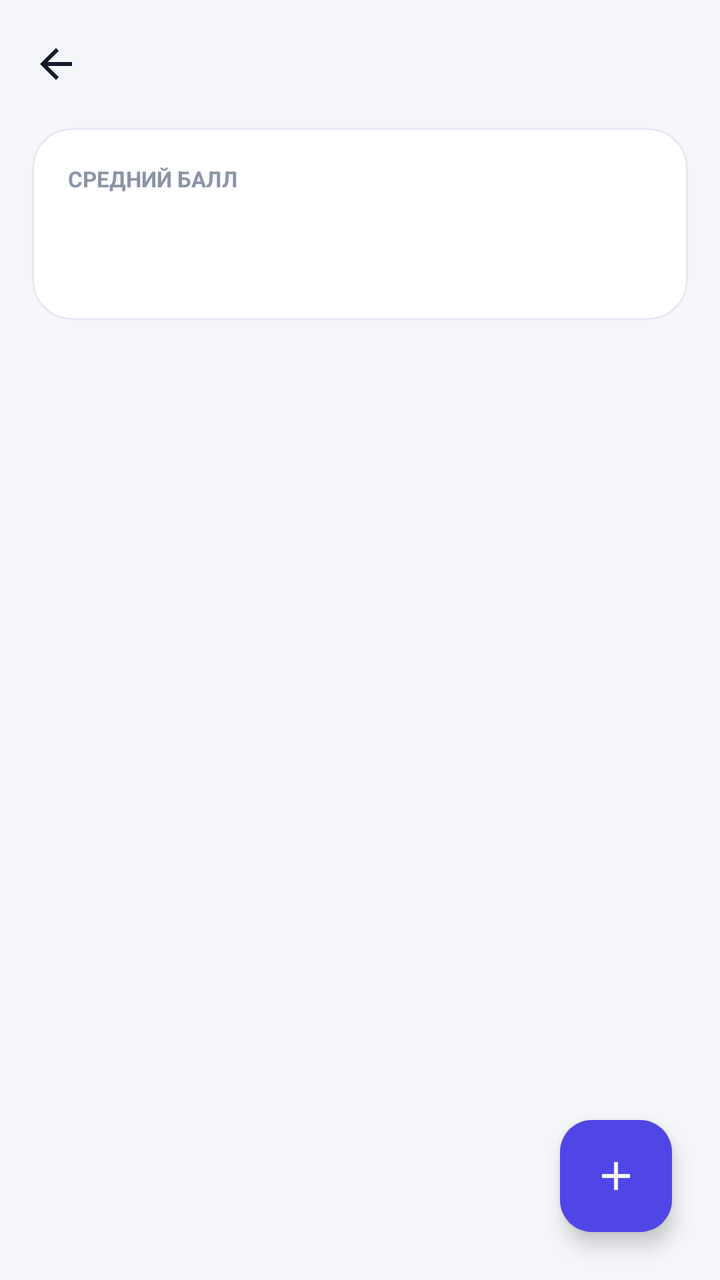
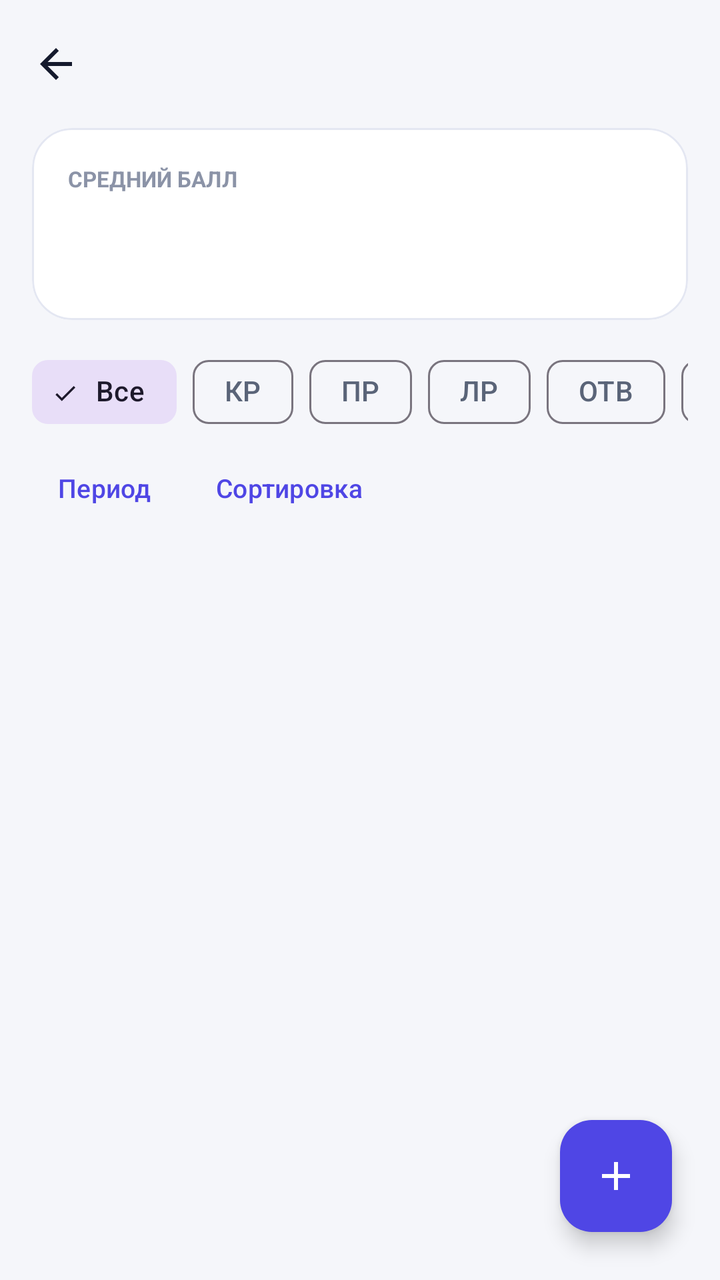

Two renders of the same Android screen: before a commit and after it. Below are the layout's source before the change and the commit's diff.
<!-- AndroidManifest.xml: application theme Theme.StudentGradebook -->
<!-- res/layout/activity_journal.xml -->
<?xml version="1.0" encoding="utf-8"?>
<FrameLayout xmlns:android="http://schemas.android.com/apk/res/android"
    xmlns:app="http://schemas.android.com/apk/res-auto"
    android:layout_width="match_parent"
    android:layout_height="match_parent"
    android:background="@color/surface">

    <LinearLayout
        android:layout_width="match_parent"
        android:layout_height="match_parent"
        android:orientation="vertical">

        <com.google.android.material.appbar.MaterialToolbar
            android:id="@+id/toolbar"
            android:layout_width="match_parent"
            android:layout_height="?attr/actionBarSize"
            android:background="@color/surface"
            app:navigationIcon="@drawable/ic_back"
            app:subtitleTextColor="@color/ink_secondary"
            app:titleTextColor="@color/ink" />

        <com.google.android.material.card.MaterialCardView
            android:id="@+id/summary"
            android:layout_width="match_parent"
            android:layout_height="wrap_content"
            android:layout_marginStart="16dp"
            android:layout_marginEnd="16dp"
            android:layout_marginBottom="12dp"
            app:cardBackgroundColor="@color/surface_card"
            app:cardCornerRadius="20dp"
            app:cardElevation="0dp"
            app:strokeColor="@color/stroke"
            app:strokeWidth="1dp">

            <LinearLayout
                android:layout_width="match_parent"
                android:layout_height="wrap_content"
                android:gravity="center_vertical"
                android:orientation="horizontal"
                android:padding="18dp">

                <LinearLayout
                    android:layout_width="0dp"
                    android:layout_height="wrap_content"
                    android:layout_weight="1"
                    android:orientation="vertical">

                    <TextView
                        android:layout_width="wrap_content"
                        android:layout_height="wrap_content"
                        android:text="@string/average_label"
                        android:textColor="@color/ink_muted"
                        android:textSize="11sp"
                        android:textStyle="bold" />

                    <TextView
                        android:id="@+id/average"
                        android:layout_width="wrap_content"
                        android:layout_height="wrap_content"
                        android:textColor="@color/brand_primary"
                        android:textSize="34sp"
                        android:textStyle="bold" />
                </LinearLayout>

                <TextView
                    android:id="@+id/count"
                    android:layout_width="wrap_content"
                    android:layout_height="wrap_content"
                    android:textColor="@color/ink_secondary"
                    android:textSize="14sp" />
            </LinearLayout>
        </com.google.android.material.card.MaterialCardView>

        <FrameLayout
            android:layout_width="match_parent"
            android:layout_height="0dp"
            android:layout_weight="1">

            <androidx.recyclerview.widget.RecyclerView
                android:id="@+id/list"
                android:layout_width="match_parent"
                android:layout_height="match_parent"
                android:clipToPadding="false"
                android:paddingStart="16dp"
                android:paddingEnd="16dp"
                android:paddingBottom="96dp"
                app:layoutManager="androidx.recyclerview.widget.LinearLayoutManager" />

            <LinearLayout
                android:id="@+id/empty"
                android:layout_width="match_parent"
                android:layout_height="wrap_content"
                android:layout_gravity="center"
                android:gravity="center"
                android:orientation="vertical"
                android:padding="32dp"
                android:visibility="gone">

                <TextView
                    android:layout_width="wrap_content"
                    android:layout_height="wrap_content"
                    android:text="@string/empty_grades_title"
                    android:textColor="@color/ink"
                    android:textSize="18sp"
                    android:textStyle="bold" />

                <TextView
                    android:layout_width="match_parent"
                    android:layout_height="wrap_content"
                    android:layout_marginTop="8dp"
                    android:gravity="center"
                    android:text="@string/empty_grades_body"
                    android:textColor="@color/ink_secondary"
                    android:textSize="14sp" />

                <com.google.android.material.button.MaterialButton
                    android:id="@+id/emptyAction"
                    android:layout_width="wrap_content"
                    android:layout_height="wrap_content"
                    android:layout_marginTop="16dp"
                    android:text="@string/action_add_grade" />
            </LinearLayout>
        </FrameLayout>
    </LinearLayout>

    <com.google.android.material.floatingactionbutton.FloatingActionButton
        android:id="@+id/fab"
        android:layout_width="wrap_content"
        android:layout_height="wrap_content"
        android:layout_gravity="bottom|end"
        android:layout_margin="24dp"
        android:contentDescription="@string/action_add_grade"
        app:backgroundTint="@color/brand_primary"
        app:srcCompat="@drawable/ic_plus"
        app:tint="@color/white" />
</FrameLayout>
<!-- resources referenced by this layout -->
<resources>
  <color name="brand_primary">#4F46E5</color>
  <color name="ink">#151A2D</color>
  <color name="ink_muted">#8B93A7</color>
  <color name="ink_secondary">#5A6478</color>
  <color name="stroke">#E4E7F2</color>
  <color name="surface">#F5F6FA</color>
  <color name="surface_card">#FFFFFF</color>
  <color name="white">#FFFFFF</color>
  <!-- drawable ic_back (drawable) -->
  <vector xmlns:android="http://schemas.android.com/apk/res/android"
      android:width="24dp"
      android:height="24dp"
      android:tint="@color/ink"
      android:viewportWidth="24"
      android:viewportHeight="24">
      <path
          android:fillColor="#FF000000"
          android:pathData="M20,11H7.83l5.59,-5.59L12,4l-8,8l8,8l1.41,-1.41L7.83,13H20v-2z" />
  </vector>
  <!-- drawable ic_plus (drawable) -->
  <vector xmlns:android="http://schemas.android.com/apk/res/android"
      android:width="24dp"
      android:height="24dp"
      android:viewportWidth="24"
      android:viewportHeight="24">
      <path
          android:fillColor="#FFFFFF"
          android:pathData="M19,13h-6v6h-2v-6H5v-2h6V5h2v6h6v2z" />
  </vector>
  <string name="action_add_grade">Добавить оценку</string>
  <string name="average_label">СРЕДНИЙ БАЛЛ</string>
  <string name="empty_grades_body">Добавьте первую оценку — средний балл и журнал появятся сразу.</string>
  <string name="empty_grades_title">Оценок пока нет</string>
  <style name="Theme.StudentGradebook" parent="Theme.Material3.Light.NoActionBar">
          <item name="colorPrimary">@color/brand_primary</item>
          <item name="colorOnPrimary">@color/white</item>
          <item name="colorPrimaryContainer">@color/badge_background</item>
          <item name="colorOnPrimaryContainer">@color/badge_text</item>
          <item name="colorSurface">@color/surface</item>
          <item name="colorOnSurface">@color/ink</item>
          <item name="colorOnSurfaceVariant">@color/ink_secondary</item>
  
          <item name="android:statusBarColor">@color/surface</item>
          <item name="android:windowLightStatusBar">true</item>
          <item name="android:navigationBarColor">@color/surface_card</item>
          <item name="android:windowBackground">@color/surface</item>
      </style>
  <color name="badge_background">#ECEAFE</color>
  <color name="badge_text">#3B32B8</color>
</resources>

<!-- the commit's change to res/layout/activity_journal.xml (unified diff, before → after) -->
@@ -71,6 +71,109 @@
             </LinearLayout>
         </com.google.android.material.card.MaterialCardView>
 
+        <HorizontalScrollView
+            android:layout_width="match_parent"
+            android:layout_height="wrap_content"
+            android:paddingStart="16dp"
+            android:paddingEnd="16dp"
+            android:scrollbars="none">
+
+            <com.google.android.material.chip.ChipGroup
+                android:id="@+id/typeChips"
+                android:layout_width="wrap_content"
+                android:layout_height="wrap_content"
+                app:chipSpacingHorizontal="8dp"
+                app:singleSelection="true">
+
+                <com.google.android.material.chip.Chip
+                    android:id="@+id/chipAll"
+                    style="@style/Widget.Material3.Chip.Filter"
+                    android:layout_width="wrap_content"
+                    android:layout_height="wrap_content"
+                    android:checked="true"
+                    android:text="@string/filter_all" />
+
+                <com.google.android.material.chip.Chip
+                    android:id="@+id/chipControl"
+                    style="@style/Widget.Material3.Chip.Filter"
+                    android:layout_width="wrap_content"
+                    android:layout_height="wrap_content"
+                    android:text="@string/work_control_short" />
+
+                <com.google.android.material.chip.Chip
+                    android:id="@+id/chipPractice"
+                    style="@style/Widget.Material3.Chip.Filter"
+                    android:layout_width="wrap_content"
+                    android:layout_height="wrap_content"
+                    android:text="@string/work_practice_short" />
+
+                <com.google.android.material.chip.Chip
+                    android:id="@+id/chipLab"
+                    style="@style/Widget.Material3.Chip.Filter"
+                    android:layout_width="wrap_content"
+                    android:layout_height="wrap_content"
+                    android:text="@string/work_lab_short" />
+
+                <com.google.android.material.chip.Chip
+                    android:id="@+id/chipAnswer"
+                    style="@style/Widget.Material3.Chip.Filter"
+                    android:layout_width="wrap_content"
+                    android:layout_height="wrap_content"
+                    android:text="@string/work_answer_short" />
+
+                <com.google.android.material.chip.Chip
+                    android:id="@+id/chipTest"
+                    style="@style/Widget.Material3.Chip.Filter"
+                    android:layout_width="wrap_content"
+                    android:layout_height="wrap_content"
+                    android:text="@string/work_test_short" />
+            </com.google.android.material.chip.ChipGroup>
+        </HorizontalScrollView>
+
+        <LinearLayout
+            android:layout_width="match_parent"
+            android:layout_height="wrap_content"
+            android:gravity="center_vertical"
+            android:orientation="horizontal"
+            android:paddingStart="8dp"
+            android:paddingEnd="8dp">
+
+            <com.google.android.material.button.MaterialButton
+                android:id="@+id/periodButton"
+                style="@style/Widget.Material3.Button.TextButton"
+                android:layout_width="wrap_content"
+                android:layout_height="wrap_content"
+                android:text="@string/filter_period"
+                android:textSize="13sp" />
+
+            <com.google.android.material.button.MaterialButton
+                android:id="@+id/sortButton"
+                style="@style/Widget.Material3.Button.TextButton"
+                android:layout_width="wrap_content"
+                android:layout_height="wrap_content"
+                android:text="@string/filter_sort"
+                android:textSize="13sp" />
+
+            <TextView
+                android:id="@+id/filterInfo"
+                android:layout_width="0dp"
+                android:layout_height="wrap_content"
+                android:layout_weight="1"
+                android:paddingStart="8dp"
+                android:textColor="@color/ink_secondary"
+                android:textSize="12sp"
+                android:visibility="gone" />
+
+            <com.google.android.material.button.MaterialButton
+                android:id="@+id/resetButton"
+                style="@style/Widget.Material3.Button.TextButton"
+                android:layout_width="wrap_content"
+                android:layout_height="wrap_content"
+                android:text="@string/filter_reset"
+                android:textSize="13sp"
+                android:visibility="gone" />
+        </LinearLayout>
+
         <FrameLayout
             android:layout_width="match_parent"
             android:layout_height="0dp"
@@ -97,6 +200,7 @@
                 android:visibility="gone">
 
                 <TextView
+                    android:id="@+id/emptyTitle"
                     android:layout_width="wrap_content"
                     android:layout_height="wrap_content"
                     android:text="@string/empty_grades_title"
@@ -105,6 +209,7 @@
                     android:textStyle="bold" />
 
                 <TextView
+                    android:id="@+id/emptyBody"
                     android:layout_width="match_parent"
                     android:layout_height="wrap_content"
                     android:layout_marginTop="8dp"
<!-- resource entries referenced after the edit -->
@@ -33,6 +33,15 @@
   <string name="average_label">СРЕДНИЙ БАЛЛ</string>
   <string name="empty_grades_body">Добавьте первую оценку — средний балл и журнал появятся сразу.</string>
   <string name="empty_grades_title">Оценок пока нет</string>
+  <string name="filter_all">Все</string>
+  <string name="filter_period">Период</string>
+  <string name="filter_reset">Сбросить</string>
+  <string name="filter_sort">Сортировка</string>
+  <string name="work_answer_short">ОТВ</string>
+  <string name="work_control_short">КР</string>
+  <string name="work_lab_short">ЛР</string>
+  <string name="work_practice_short">ПР</string>
+  <string name="work_test_short">ТЕСТ</string>
   <style name="Theme.StudentGradebook" parent="Theme.Material3.Light.NoActionBar">
           <item name="colorPrimary">@color/brand_primary</item>
           <item name="colorOnPrimary">@color/white</item>
